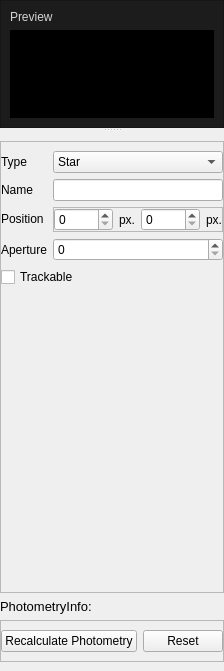
Above: startrak-ui/qt/layouts/insp_star.ui from JotaRata/StarTrak-continued before the change. Below: the same form after it.
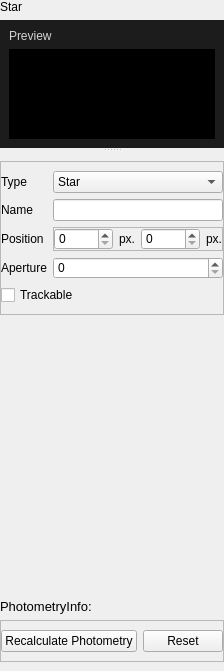
That is the form after the change.

Commit message: Applied the same style to Star Inspector

Diff of the .ui file:
```diff
--- a/startrak-ui/qt/layouts/insp_star.ui
+++ b/startrak-ui/qt/layouts/insp_star.ui
@@ -6,13 +6,22 @@
    <rect>
     <x>0</x>
     <y>0</y>
-    <width>216</width>
+    <width>221</width>
     <height>671</height>
    </rect>
   </property>
   <property name="windowTitle">
    <string>Frame</string>
   </property>
+  <property name="styleSheet">
+   <string notr="true">
+QFrame[objectName ^= &quot;frame&quot; ]{
+
+	background-color: rgba(255, 255, 255, 20);
+}
+
+</string>
+  </property>
   <property name="frameShape">
    <enum>QFrame::NoFrame</enum>
   </property>
@@ -29,6 +38,13 @@
    <property name="bottomMargin">
     <number>0</number>
    </property>
+   <item>
+    <widget class="QLabel" name="label_8">
+     <property name="text">
+      <string>Star</string>
+     </property>
+    </widget>
+   </item>
    <item>
     <widget class="QSplitter" name="splitter">
      <property name="orientation">
@@ -51,10 +67,10 @@
        <string notr="true">background-color: rgb(28, 28, 28);</string>
       </property>
       <property name="frameShape">
-       <enum>QFrame::StyledPanel</enum>
+       <enum>QFrame::NoFrame</enum>
       </property>
       <property name="frameShadow">
-       <enum>QFrame::Raised</enum>
+       <enum>QFrame::Plain</enum>
       </property>
       <layout class="QVBoxLayout" name="verticalLayout_3">
        <item>
@@ -107,6 +123,18 @@
        </property>
        <item>
         <widget class="QFrame" name="form">
+         <property name="styleSheet">
+          <string notr="true">QFrame[objectName ^= &quot;form&quot; ]{
+
+	background-color: rgba(255, 255, 255, 20);
+}
+QLabel{
+
+	background-color: rgba(255, 255, 255, 0);
+}
+
+</string>
+         </property>
          <property name="frameShape">
           <enum>QFrame::StyledPanel</enum>
          </property>
@@ -244,6 +272,9 @@
               <verstretch>0</verstretch>
              </sizepolicy>
             </property>
+            <property name="styleSheet">
+             <string notr="true"/>
+            </property>
             <property name="text">
              <string>Trackable</string>
             </property>
@@ -252,6 +283,19 @@
          </layout>
         </widget>
        </item>
+       <item>
+        <spacer name="verticalSpacer">
+         <property name="orientation">
+          <enum>Qt::Vertical</enum>
+         </property>
+         <property name="sizeHint" stdset="0">
+          <size>
+           <width>20</width>
+           <height>40</height>
+          </size>
+         </property>
+        </spacer>
+       </item>
        <item>
         <widget class="QLabel" name="label_phot">
          <property name="sizePolicy">
```
